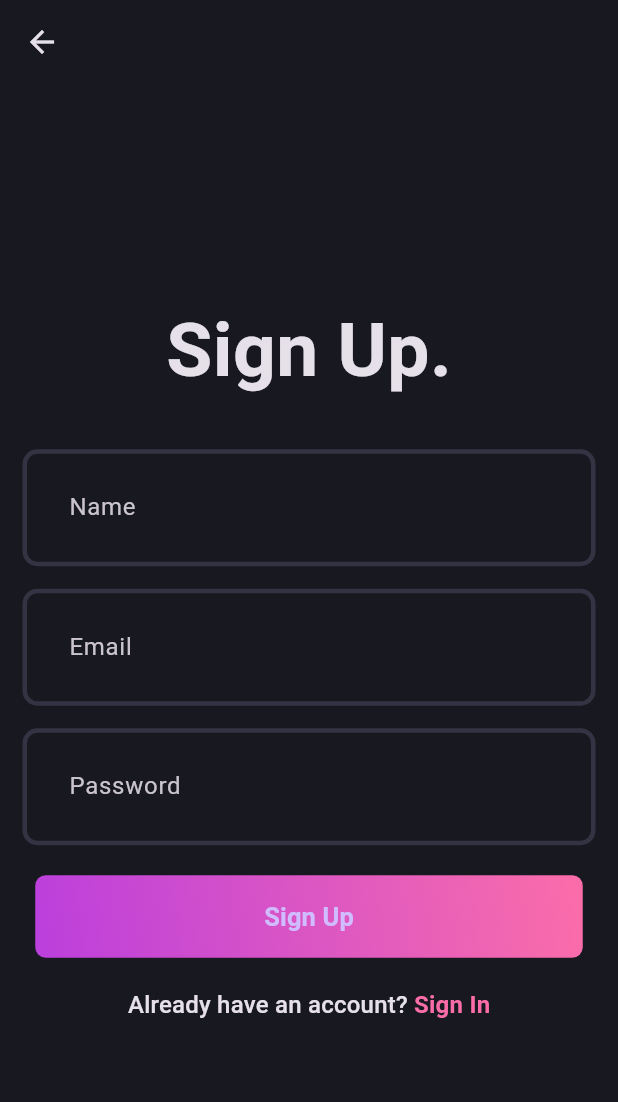
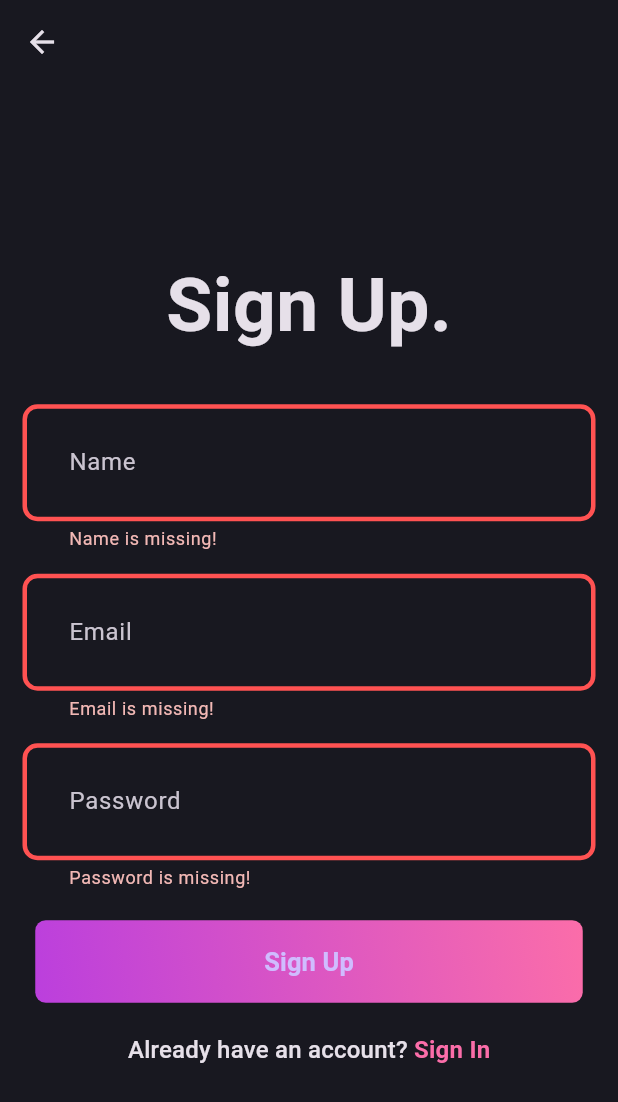
Before and after one commit to ehsanul1100/blog_app, a Flutter app: the SignupPage screen opened directly, after a tap on "Sign Up", on a phone screen of 412 x 824 dp. Shown: the top 1102 px of the screen. Run offline on Flutter 3.47's test engine with Material 3 defaults, Android fonts, the phone set to English and light mode, and no system bars; our stand-ins replace cloud_firestore, firebase_auth, firebase_core, flutter_bloc, fpdart, gap and 1 more; accounts and stored records are empty.

Commit message:
Today I do code on bloc for authenticaion of user and also initialize, save the user info on firebase firesotre. I work on service Locator get_it package and registar some dependences and use them to initialize the bloc at the begining of app.

```diff
--- /dev/null
+++ b/lib/features/auth/data/models/user_model.dart
@@ -0,0 +1,13 @@
+import 'package:blog_app/features/auth/domain/entities/user.dart';
+
+class UserModel extends User {
+  UserModel({required super.id, required super.name, required super.email});
+
+  factory UserModel.fromJson(Map<String, dynamic> json) {
+    return UserModel(
+      id: json['id'] ?? '',
+      name: json['name'] ?? '',
+      email: json['email'] ?? '',
+    );
+  }
+}
--- /dev/null
+++ b/lib/features/auth/domain/entities/user.dart
@@ -0,0 +1,11 @@
+class User {
+  final String id;
+  final String name;
+  final String email;
+
+  User({
+    required this.id,
+    required this.name,
+    required this.email,
+  });
+}
--- a/lib/features/auth/domain/repository/auth_repository.dart
+++ b/lib/features/auth/domain/repository/auth_repository.dart
@@ -1,10 +1,11 @@
 import 'package:blog_app/core/error/failures.dart';
+import 'package:blog_app/features/auth/domain/entities/user.dart';
 import 'package:fpdart/fpdart.dart';
 
 abstract interface class AuthRepository {
-  Future<Either<Failure, String>> signUpWithEmailPassword(
+  Future<Either<Failure, User>> signUpWithEmailPassword(
       {required String name, required String email, required String password});
 
-  Future<Either<Failure, String>> logInWithEmailPassword(
+  Future<Either<Failure, User>> logInWithEmailPassword(
       {required String email, required String password});
 }
--- a/lib/features/auth/domain/usecases/user_sign_up.dart
+++ b/lib/features/auth/domain/usecases/user_sign_up.dart
@@ -1,13 +1,14 @@
 import 'package:blog_app/core/error/failures.dart';
 import 'package:blog_app/core/usecase/usecase.dart';
+import 'package:blog_app/features/auth/domain/entities/user.dart';
 import 'package:blog_app/features/auth/domain/repository/auth_repository.dart';
 import 'package:fpdart/fpdart.dart';
 
-class UserSignUp implements UseCase<String, UserSignUpParams> {
+class UserSignUp implements UseCase<User, UserSignUpParams> {
   final AuthRepository authRepository;
   const UserSignUp({required this.authRepository});
   @override
-  Future<Either<Failure, String>> call(UserSignUpParams params) async {
+  Future<Either<Failure, User>> call(UserSignUpParams params) async {
     return await authRepository.signUpWithEmailPassword(
         name: params.name, email: params.email, password: params.password);
   }
--- a/lib/features/auth/presentation/bloc/auth_bloc.dart
+++ b/lib/features/auth/presentation/bloc/auth_bloc.dart
@@ -1,3 +1,5 @@
+import 'package:blog_app/features/auth/domain/entities/user.dart';
+import 'package:blog_app/features/auth/domain/usecases/user_sign_up.dart';
 import 'package:flutter/material.dart';
 import 'package:flutter_bloc/flutter_bloc.dart';
 
@@ -5,9 +7,15 @@ part 'auth_event.dart';
 part 'auth_state.dart';
 
 class AuthBloc extends Bloc<AuthEvent, AuthState> {
-  AuthBloc() : super(AuthInitial()) {
-    on<AuthEvent>((event, emit) {
-      // TODO: implement event handler
+  final UserSignUp _userSignUp;
+  AuthBloc({required UserSignUp userSignUp})
+      : _userSignUp = userSignUp,
+        super(AuthInitial()) {
+    on<AuthSignUp>((event, emit) async {
+      final response = await _userSignUp(UserSignUpParams(
+          name: event.name, email: event.email, password: event.password));
+      response.fold((l) => emit(AuthFailure(message: l.message)),
+          (r) => emit(AuthSuccess(user: r)));
     });
   }
 }
--- a/lib/features/auth/presentation/bloc/auth_event.dart
+++ b/lib/features/auth/presentation/bloc/auth_event.dart
@@ -2,3 +2,15 @@ part of 'auth_bloc.dart';
 
 @immutable
 sealed class AuthEvent {}
+
+final class AuthSignUp extends AuthEvent {
+  final String name;
+  final String email;
+  final String password;
+
+  AuthSignUp({
+    required this.name,
+    required this.email,
+    required this.password,
+  });
+}
--- a/lib/features/auth/presentation/bloc/auth_state.dart
+++ b/lib/features/auth/presentation/bloc/auth_state.dart
@@ -4,3 +4,17 @@ part of 'auth_bloc.dart';
 sealed class AuthState {}
 
 final class AuthInitial extends AuthState {}
+
+final class AuthLoading extends AuthState {}
+
+final class AuthSuccess extends AuthState {
+  final User user;
+
+  AuthSuccess({required this.user});
+}
+
+final class AuthFailure extends AuthState {
+  final String message;
+
+  AuthFailure({required this.message});
+}
--- a/lib/features/auth/presentation/pages/signup_page.dart
+++ b/lib/features/auth/presentation/pages/signup_page.dart
@@ -1,15 +1,18 @@
 import 'package:blog_app/core/theme/app_pallete.dart';
+import 'package:blog_app/features/auth/presentation/bloc/auth_bloc.dart';
 import 'package:blog_app/features/auth/presentation/pages/login_page.dart';
 import 'package:blog_app/features/auth/presentation/widgets/auth_field.dart';
 import 'package:blog_app/features/auth/presentation/widgets/auth_gradient_button.dart';
 import 'package:flutter/material.dart';
+import 'package:flutter_bloc/flutter_bloc.dart';
 import 'package:gap/gap.dart';
 
 class SignupPage extends StatefulWidget {
   static route() => MaterialPageRoute(
-                    builder: (context) {
-                      return const SignupPage();
-                    },);
+        builder: (context) {
+          return const SignupPage();
+        },
+      );
   const SignupPage({super.key});
 
   @override
@@ -59,7 +62,17 @@ class _SignupPageState extends State<SignupPage> {
                 isObsureText: true,
               ),
               Gap(20),
-              AuthGradientButton(buttonText: 'Sign Up',),
+              AuthGradientButton(
+                buttonText: 'Sign Up',
+                onPressed: () {
+                  if (formKey.currentState!.validate()) {
+                    context.read<AuthBloc>().add(AuthSignUp(
+                        name: nameController.text.trim(),
+                        email: emailController.text.trim(),
+                        password: passwordController.text.trim()));
+                  }
+                },
+              ),
               Gap(20),
               GestureDetector(
                 onTap: () {
@@ -72,9 +85,12 @@ class _SignupPageState extends State<SignupPage> {
                         children: [
                       TextSpan(
                         text: "Sign In",
-                        style: Theme.of(context).textTheme.titleMedium?.copyWith(
-                            color: AppPallete.gradient2,
-                            fontWeight: FontWeight.bold),
+                        style: Theme.of(context)
+                            .textTheme
+                            .titleMedium
+                            ?.copyWith(
+                                color: AppPallete.gradient2,
+                                fontWeight: FontWeight.bold),
                       )
                     ])),
               )
--- a/lib/features/auth/presentation/widgets/auth_gradient_button.dart
+++ b/lib/features/auth/presentation/widgets/auth_gradient_button.dart
@@ -3,35 +3,34 @@ import 'package:flutter/material.dart';
 
 class AuthGradientButton extends StatelessWidget {
   final String buttonText;
-  const AuthGradientButton({super.key,required this.buttonText});
+  final VoidCallback onPressed;
+  const AuthGradientButton(
+      {super.key, required this.buttonText, required this.onPressed});
 
   @override
   Widget build(BuildContext context) {
     return Container(
       decoration: BoxDecoration(
-        gradient: const LinearGradient(colors: [
-          AppPallete.gradient1,
-          AppPallete.gradient2
-        ],
+          gradient: const LinearGradient(
+            colors: [AppPallete.gradient1, AppPallete.gradient2],
             begin: Alignment.bottomLeft,
             end: Alignment.topRight,
           ),
-        borderRadius: BorderRadius.circular(7)
-      ),
-      child: ElevatedButton(onPressed: () {
-
-      },
+          borderRadius: BorderRadius.circular(7)),
+      child: ElevatedButton(
+        onPressed: onPressed,
         style: ElevatedButton.styleFrom(
             fixedSize: const Size(365, 55),
             backgroundColor: AppPallete.transparentColor,
-        shadowColor: AppPallete.transparentColor
-      ),
-      child: Text(buttonText ,style: const TextStyle(
+            shadowColor: AppPallete.transparentColor),
+        child: Text(
+          buttonText,
+          style: const TextStyle(
             fontSize: 17,
             fontWeight: FontWeight.w600,
-      ),),
+          ),
+        ),
       ),
     );
-
   }
 }
--- a/pubspec.yaml
+++ b/pubspec.yaml
@@ -40,6 +40,7 @@ dependencies:
   firebase_auth: ^5.3.4
   flutter_bloc: ^8.1.6
   cloud_firestore: ^5.6.0
+  get_it: ^8.0.3
 
 dev_dependencies:
   flutter_test:
```
Also changed, not shown: lib/core/usecase/usecase.dart (+8 -0 lines), lib/features/auth/data/datasources/auth_remote_data_sources.dart (+24 -7 lines), lib/features/auth/data/repositories/auth_repository_impl.dart (+5 -4 lines), lib/features/auth/presentation/pages/login_page.dart (+6 -4 lines), lib/init_dependencies.dart (added, +46 -0 lines), lib/main.dart (+13 -2 lines), pubspec.lock, 1 other file. Lines whose indentation alone changed are shown as unchanged.
